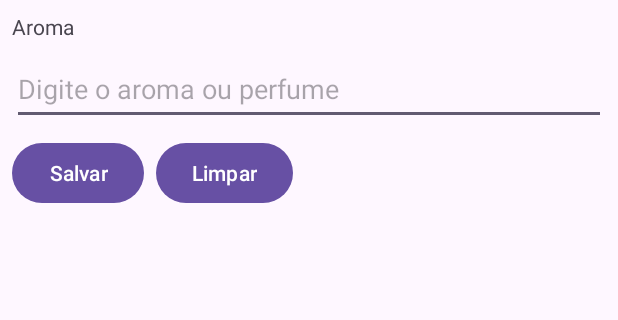
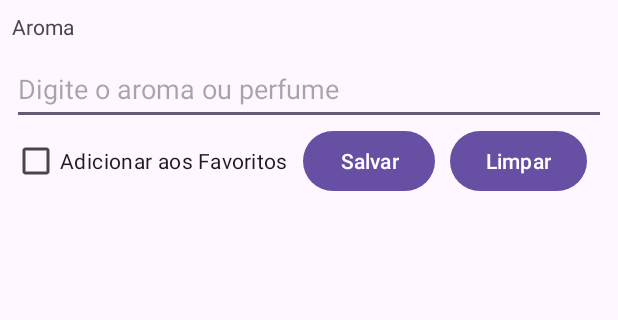
Before and after one commit to Cyber-Barbarian/aroma-library, an Android app: the screen it shows after launch (AromaLibraryActivity), after a tap on "Limpar", on a phone screen of 412 x 824 dp, the part 41-361 px from its top. Run offline under Robolectric (Android 15) with nearby library versions, the phone set to English and light mode, and no system bars.

Commit message:
checkbox

```diff
--- a/app/src/main/java/br/edu/utfpr/rafaelproenca/aroma_library/AromaLibraryActivity.java
+++ b/app/src/main/java/br/edu/utfpr/rafaelproenca/aroma_library/AromaLibraryActivity.java
@@ -2,6 +2,7 @@ package br.edu.utfpr.rafaelproenca.aroma_library;
 
 import android.os.Bundle;
 import android.view.View;
+import android.widget.CheckBox;
 import android.widget.EditText;
 import android.widget.Toast;
 
@@ -10,6 +11,7 @@ import androidx.appcompat.app.AppCompatActivity;
 public class AromaLibraryActivity extends AppCompatActivity {
 
     private EditText editTextAroma;
+    private CheckBox checkBoxFavoritos;
 
     @Override
     protected void onCreate(Bundle savedInstanceState) {
@@ -17,11 +19,14 @@ public class AromaLibraryActivity extends AppCompatActivity {
         setContentView(R.layout.activity_main);
 
         editTextAroma = findViewById(R.id.editTextAroma);
+        checkBoxFavoritos = findViewById(R.id.checkBoxFavoritos);
+
 
     }
 
     public void limparCampos(View view){
         editTextAroma.setText(null);
+        checkBoxFavoritos.setChecked(false);
 
         editTextAroma.requestFocus();
         Toast.makeText(this, R.string.as_entradas_foram_apagadas, Toast.LENGTH_LONG).show();
@@ -36,6 +41,10 @@ public class AromaLibraryActivity extends AppCompatActivity {
             editTextAroma.requestFocus();
             return;
         }
-        Toast.makeText(this,getString(R.string.aroma_cadastrado) + aroma + "\n",Toast.LENGTH_LONG).show();
+        boolean favorito = checkBoxFavoritos.isChecked();
+        Toast.makeText(this,
+                getString(R.string.aroma_cadastrado) + aroma + "\n"+
+                        (favorito? getString(R.string.tag_favoritos) : "") + "\n"
+                ,Toast.LENGTH_LONG).show();
     }
 }
--- a/app/src/main/res/layout/activity_main.xml
+++ b/app/src/main/res/layout/activity_main.xml
@@ -11,8 +11,7 @@
         android:id="@+id/buttonLimpar"
         android:layout_width="wrap_content"
         android:layout_height="wrap_content"
-        android:layout_marginStart="8dp"
-        android:layout_marginTop="8dp"
+        android:layout_marginStart="10dp"
         android:onClick="limparCampos"
         android:text="@string/buttonLimpar"
         app:layout_constraintStart_toEndOf="@+id/buttonSalvar"
@@ -58,10 +57,18 @@
         android:id="@+id/buttonSalvar"
         android:layout_width="wrap_content"
         android:layout_height="wrap_content"
-        android:layout_marginStart="8dp"
-        android:layout_marginTop="8dp"
+        android:layout_marginStart="10dp"
         android:onClick="salvarValores"
         android:text="@string/buttonSalvar"
+        app:layout_constraintStart_toEndOf="@+id/checkBoxFavoritos"
+        app:layout_constraintTop_toBottomOf="@+id/editTextAroma" />
+
+    <CheckBox
+        android:id="@+id/checkBoxFavoritos"
+        android:layout_width="wrap_content"
+        android:layout_height="wrap_content"
+        android:layout_marginStart="8dp"
+        android:text="@string/checkboxFavoritos"
         app:layout_constraintStart_toStartOf="parent"
         app:layout_constraintTop_toBottomOf="@+id/editTextAroma" />
 
--- a/app/src/main/res/values/strings.xml
+++ b/app/src/main/res/values/strings.xml
@@ -8,4 +8,6 @@
     <string name="as_entradas_foram_apagadas">As entradas foram apagadas!</string>
     <string name="digite_um_valor_valido">Digite um valor válido!</string>
     <string name="aroma_cadastrado">Aroma Cadastrado: </string>
+    <string name="checkboxFavoritos">Adicionar aos Favoritos</string>
+    <string name="tag_favoritos">Tag Favoritos</string>
 </resources>
```
